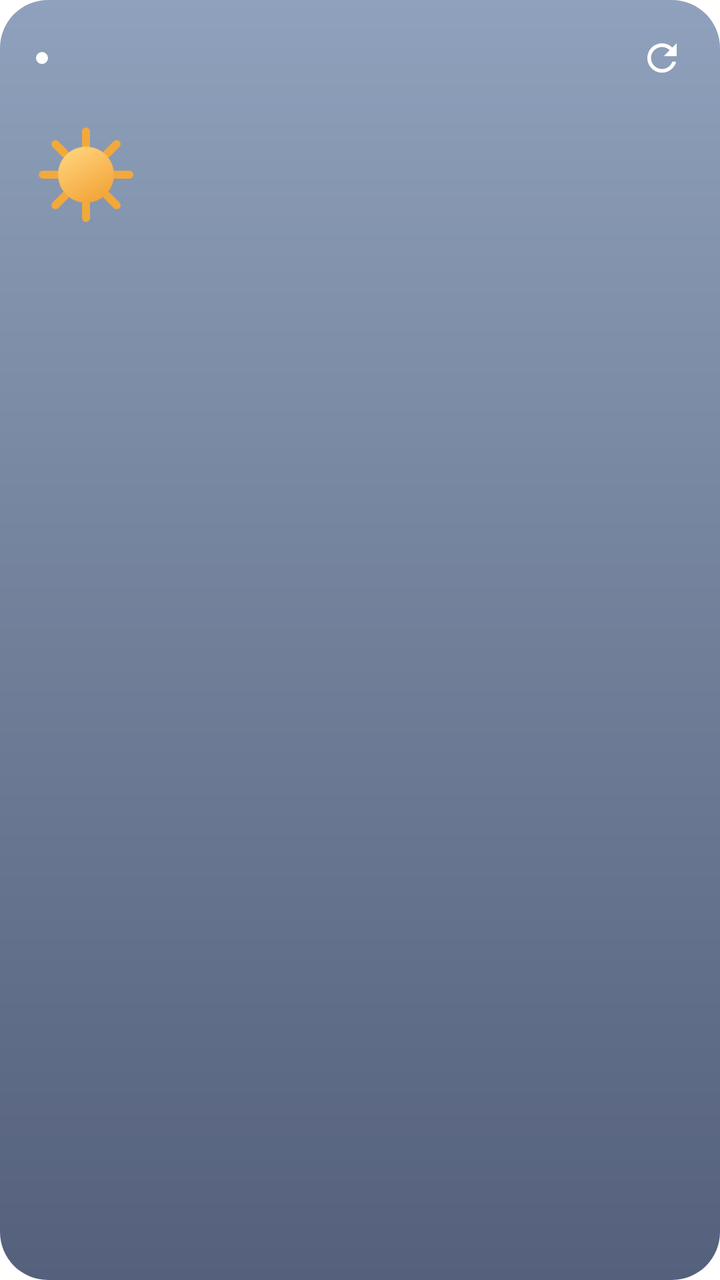
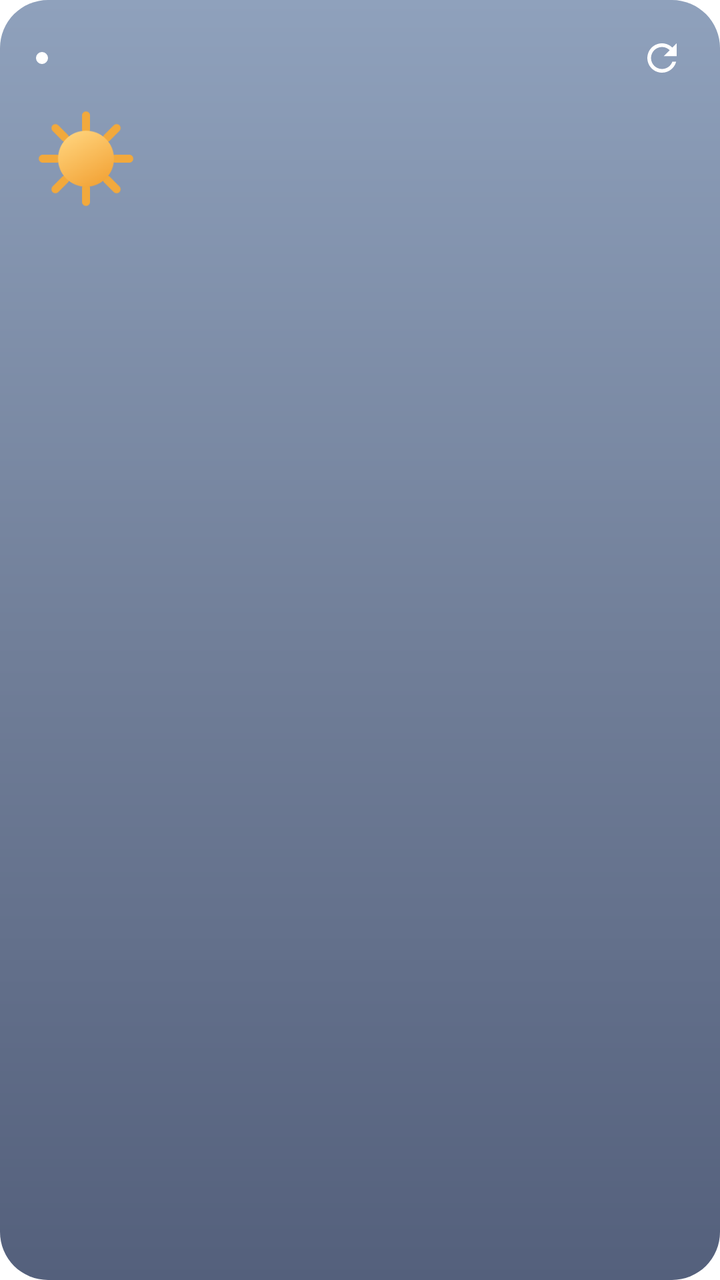

Screens rendered from an Android XML layout before and after an edit, with the pre-edit source and the edit as a unified diff.
<!-- AndroidManifest.xml: fallback theme Theme.MaterialComponents.DayNight.NoActionBar -->
<!-- res/layout/weather_widget.xml -->
<?xml version="1.0" encoding="utf-8"?>
<FrameLayout xmlns:android="http://schemas.android.com/apk/res/android"
    android:id="@+id/widget_root"
    android:layout_width="match_parent"
    android:layout_height="match_parent">

    
    <ImageView
        android:id="@+id/widget_bg"
        android:layout_width="match_parent"
        android:layout_height="match_parent"
        android:scaleType="fitXY"
        android:src="@drawable/widget_bg_medium"
        android:contentDescription="@null" />

    <LinearLayout
        android:layout_width="match_parent"
        android:layout_height="match_parent"
        android:orientation="vertical"
        android:padding="18dp">

        
        <LinearLayout
            android:layout_width="match_parent"
            android:layout_height="wrap_content"
            android:orientation="horizontal"
            android:gravity="center_vertical">

            <ImageView
                android:id="@+id/w_dot"
                android:layout_width="6dp"
                android:layout_height="6dp"
                android:layout_marginEnd="6dp"
                android:src="@drawable/widget_dot"
                android:contentDescription="@null" />

            <TextView
                android:id="@+id/w_region"
                android:layout_width="0dp"
                android:layout_height="wrap_content"
                android:layout_weight="1"
                android:textColor="#FFFFFF"
                android:textSize="15sp"
                android:textStyle="bold"
                android:text="" />

            <TextView
                android:id="@+id/w_updated"
                android:layout_width="wrap_content"
                android:layout_height="wrap_content"
                android:layout_marginEnd="8dp"
                android:textColor="#B3FFFFFF"
                android:textSize="11sp"
                android:text="" />

            <ImageView
                android:id="@+id/w_refresh"
                android:layout_width="22dp"
                android:layout_height="22dp"
                android:src="@drawable/ic_refresh"
                android:contentDescription="새로고침" />

            <ProgressBar
                android:id="@+id/w_progress"
                style="?android:attr/progressBarStyleSmall"
                android:layout_width="22dp"
                android:layout_height="22dp"
                android:indeterminateTint="#FFFFFF"
                android:visibility="gone" />
        </LinearLayout>

        
        <LinearLayout
            android:id="@+id/widget_content"
            android:layout_width="match_parent"
            android:layout_height="wrap_content"
            android:orientation="vertical">

            <LinearLayout
                android:layout_width="match_parent"
                android:layout_height="wrap_content"
                android:orientation="horizontal"
                android:gravity="center_vertical"
                android:layout_marginTop="10dp">

                <ImageView
                    android:id="@+id/w_icon"
                    android:layout_width="50dp"
                    android:layout_height="50dp"
                    android:src="@drawable/ic_w_sun"
                    android:contentDescription="@null" />

                <LinearLayout
                    android:layout_width="wrap_content"
                    android:layout_height="wrap_content"
                    android:layout_marginStart="10dp"
                    android:orientation="vertical">

                    <TextView
                        android:id="@+id/w_humidity"
                        android:layout_width="wrap_content"
                        android:layout_height="wrap_content"
                        android:textColor="#BFFFFFFF"
                        android:textSize="12sp"
                        android:text="" />

                    <TextView
                        android:id="@+id/w_temp"
                        android:layout_width="wrap_content"
                        android:layout_height="wrap_content"
                        android:textColor="#FFFFFF"
                        android:textSize="44sp"
                        android:text="" />
                </LinearLayout>

                <LinearLayout
                    android:layout_width="0dp"
                    android:layout_height="wrap_content"
                    android:layout_weight="1"
                    android:orientation="vertical"
                    android:gravity="end">

                    <TextView
                        android:id="@+id/w_condition"
                        android:layout_width="wrap_content"
                        android:layout_height="wrap_content"
                        android:textColor="#FFFFFF"
                        android:textSize="14sp"
                        android:textStyle="bold"
                        android:text="" />

                    <TextView
                        android:id="@+id/w_minmax"
                        android:layout_width="wrap_content"
                        android:layout_height="wrap_content"
                        android:layout_marginTop="2dp"
                        android:textColor="#BFFFFFFF"
                        android:textSize="12sp"
                        android:text="" />

                    <TextView
                        android:id="@+id/w_pop"
                        android:layout_width="wrap_content"
                        android:layout_height="wrap_content"
                        android:layout_marginTop="2dp"
                        android:textColor="#FFFFFF"
                        android:textSize="12sp"
                        android:textStyle="bold"
                        android:text="" />
                </LinearLayout>
            </LinearLayout>

            <LinearLayout
                android:layout_width="match_parent"
                android:layout_height="wrap_content"
                android:orientation="horizontal"
                android:layout_marginTop="14dp"
                android:weightSum="5">

                <LinearLayout style="@style/WidgetHourSlot">
                    <TextView android:id="@+id/h0_label" style="@style/WidgetHourLabel" />
                    <ImageView android:id="@+id/h0_icon" style="@style/WidgetHourIcon" />
                    <TextView android:id="@+id/h0_temp" style="@style/WidgetHourTemp" />
                </LinearLayout>
                <LinearLayout style="@style/WidgetHourSlot">
                    <TextView android:id="@+id/h1_label" style="@style/WidgetHourLabel" />
                    <ImageView android:id="@+id/h1_icon" style="@style/WidgetHourIcon" />
                    <TextView android:id="@+id/h1_temp" style="@style/WidgetHourTemp" />
                </LinearLayout>
                <LinearLayout style="@style/WidgetHourSlot">
                    <TextView android:id="@+id/h2_label" style="@style/WidgetHourLabel" />
                    <ImageView android:id="@+id/h2_icon" style="@style/WidgetHourIcon" />
                    <TextView android:id="@+id/h2_temp" style="@style/WidgetHourTemp" />
                </LinearLayout>
                <LinearLayout style="@style/WidgetHourSlot">
                    <TextView android:id="@+id/h3_label" style="@style/WidgetHourLabel" />
                    <ImageView android:id="@+id/h3_icon" style="@style/WidgetHourIcon" />
                    <TextView android:id="@+id/h3_temp" style="@style/WidgetHourTemp" />
                </LinearLayout>
                <LinearLayout style="@style/WidgetHourSlot">
                    <TextView android:id="@+id/h4_label" style="@style/WidgetHourLabel" />
                    <ImageView android:id="@+id/h4_icon" style="@style/WidgetHourIcon" />
                    <TextView android:id="@+id/h4_temp" style="@style/WidgetHourTemp" />
                </LinearLayout>
            </LinearLayout>
        </LinearLayout>

        <TextView
            android:id="@+id/widget_message"
            android:layout_width="match_parent"
            android:layout_height="wrap_content"
            android:layout_marginTop="20dp"
            android:gravity="center"
            android:textColor="#FFFFFF"
            android:textSize="14sp"
            android:visibility="gone"
            android:text="" />
    </LinearLayout>

    
    <FrameLayout
        android:id="@+id/w_refresh_touch"
        android:layout_width="40dp"
        android:layout_height="40dp"
        android:layout_gravity="top|end"
        android:layout_marginTop="9dp"
        android:layout_marginEnd="9dp" />
</FrameLayout>
<!-- resources referenced by this layout -->
<resources>
  <!-- drawable ic_refresh (drawable) -->
  <vector xmlns:android="http://schemas.android.com/apk/res/android"
      android:width="20dp" android:height="20dp"
      android:viewportWidth="24" android:viewportHeight="24"
      android:tint="#FFFFFF">
      <path android:fillColor="#FFFFFF"
          android:pathData="M17.65,6.35C16.2,4.9 14.21,4 12,4c-4.42,0 -7.99,3.58 -7.99,8s3.57,8 7.99,8c3.73,0 6.84,-2.55 7.73,-6h-2.08c-0.82,2.33 -3.04,4 -5.65,4 -3.31,0 -6,-2.69 -6,-6s2.69,-6 6,-6c1.66,0 3.14,0.69 4.22,1.78L13,11h7V4l-2.35,2.35z"/>
  </vector>
  <!-- drawable ic_w_sun: vector/xml drawable (drawable, 2725 chars, omitted) -->
  <!-- drawable widget_bg_medium (drawable) -->
  <?xml version="1.0" encoding="utf-8"?>
  <shape xmlns:android="http://schemas.android.com/apk/res/android" android:shape="rectangle">
      <corners android:radius="24dp" />
      <gradient
          android:angle="290"
          android:startColor="#8FA1BC"
          android:centerColor="#717F99"
          android:endColor="#54607C"
          android:type="linear" />
  </shape>
  <!-- drawable widget_dot (drawable) -->
  <?xml version="1.0" encoding="utf-8"?>
  <shape xmlns:android="http://schemas.android.com/apk/res/android" android:shape="oval">
      <solid android:color="#FFFFFF" />
      <size android:width="6dp" android:height="6dp" />
  </shape>
  <style name="WidgetHourIcon">
          <item name="android:layout_width">22dp</item>
          <item name="android:layout_height">22dp</item>
          <item name="android:layout_marginTop">4dp</item>
          <item name="android:layout_marginBottom">4dp</item>
          <item name="android:contentDescription">@null</item>
      </style>
  <style name="WidgetHourLabel">
          <item name="android:layout_width">wrap_content</item>
          <item name="android:layout_height">wrap_content</item>
          <item name="android:textColor">#B3FFFFFF</item>
          <item name="android:textSize">11sp</item>
      </style>
  <style name="WidgetHourSlot">
          <item name="android:layout_width">0dp</item>
          <item name="android:layout_height">wrap_content</item>
          <item name="android:layout_weight">1</item>
          <item name="android:orientation">vertical</item>
          <item name="android:gravity">center_horizontal</item>
      </style>
  <style name="WidgetHourTemp">
          <item name="android:layout_width">wrap_content</item>
          <item name="android:layout_height">wrap_content</item>
          <item name="android:textColor">#FFFFFF</item>
          <item name="android:textSize">13sp</item>
          <item name="android:textStyle">bold</item>
      </style>
</resources>

<!-- the commit's change to res/layout/weather_widget.xml (unified diff, before → after) -->
@@ -90,28 +90,29 @@
                     android:src="@drawable/ic_w_sun"
                     android:contentDescription="@null" />
 
-                <LinearLayout
+                
+                <FrameLayout
                     android:layout_width="wrap_content"
                     android:layout_height="wrap_content"
-                    android:layout_marginStart="10dp"
-                    android:orientation="vertical">
+                    android:layout_marginStart="10dp">
+
+                    <TextView
+                        android:id="@+id/w_temp"
+                        android:layout_width="wrap_content"
+                        android:layout_height="wrap_content"
+                        android:textColor="#FFFFFF"
+                        android:textSize="44sp"
+                        android:text="" />
 
                     <TextView
                         android:id="@+id/w_humidity"
                         android:layout_width="wrap_content"
                         android:layout_height="wrap_content"
+                        android:layout_gravity="top"
                         android:textColor="#BFFFFFFF"
                         android:textSize="12sp"
                         android:text="" />
-
-                    <TextView
-                        android:id="@+id/w_temp"
-                        android:layout_width="wrap_content"
-                        android:layout_height="wrap_content"
-                        android:textColor="#FFFFFF"
-                        android:textSize="44sp"
-                        android:text="" />
-                </LinearLayout>
+                </FrameLayout>
 
                 <LinearLayout
                     android:layout_width="0dp"
